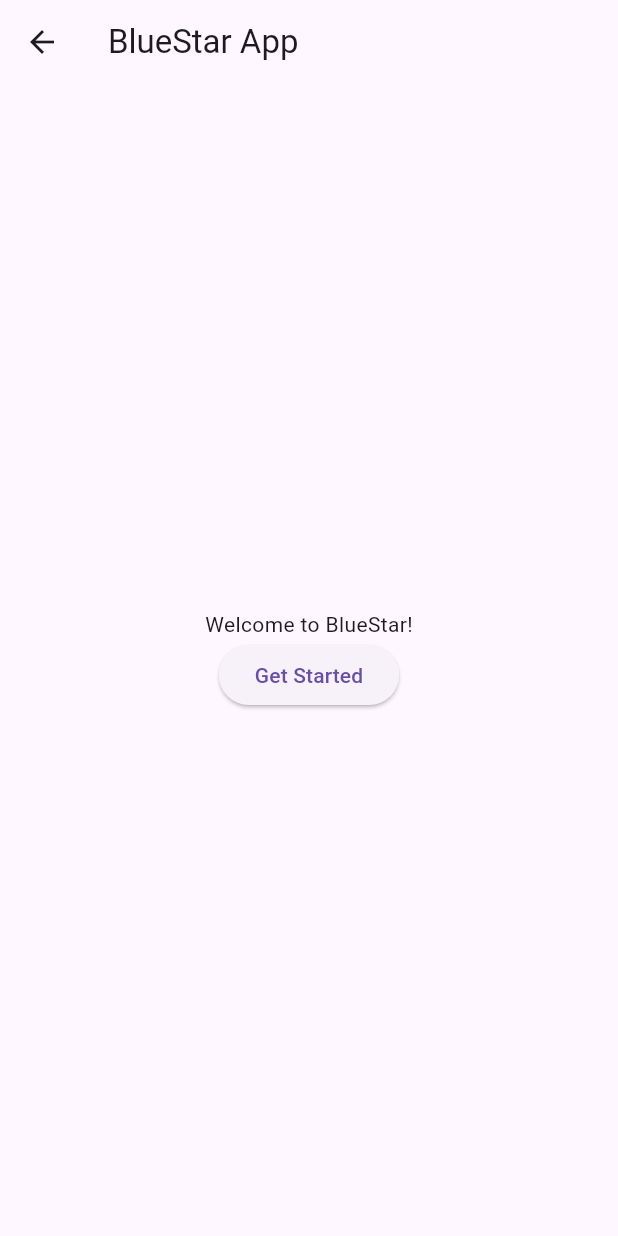
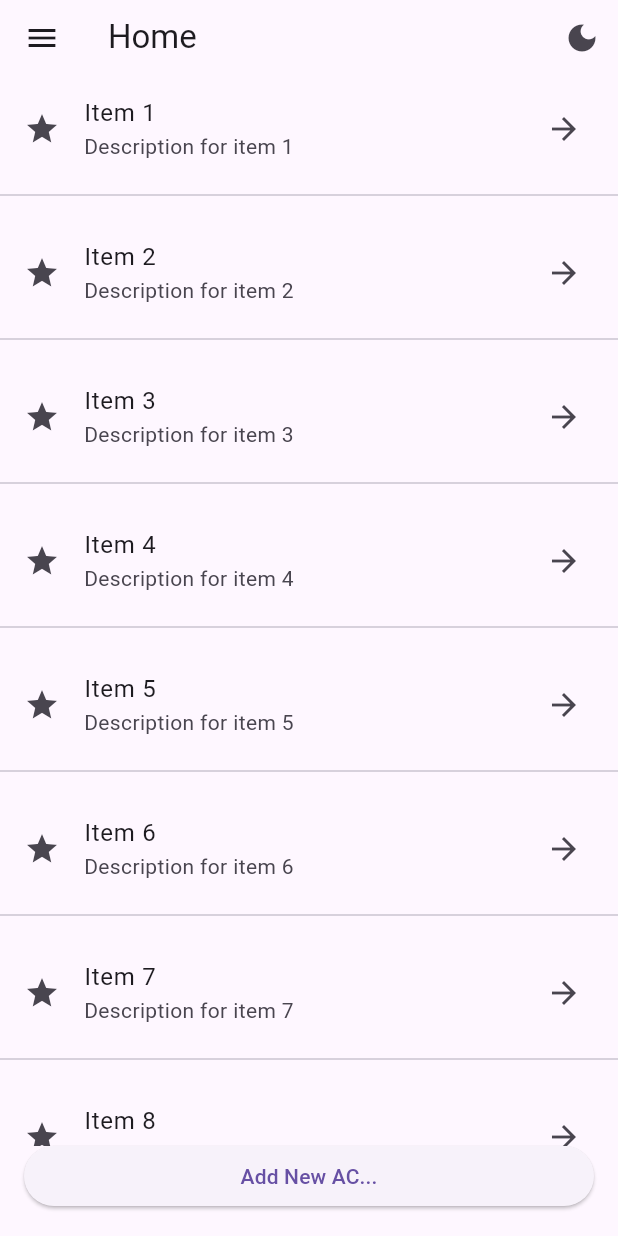
Before and after one commit to Yogeshwaran-Selvam/bluestar-frontend, a Flutter app: the HomePage screen opened by its route, on a phone screen of 412 x 824 dp. Run offline on Flutter 3.47's test engine with Material 3 defaults, Android fonts, the phone set to English and light mode, and no system bars; our stand-ins replace shared_preferences; accounts and stored records are empty.

Commit message:
Updated Files

```diff
--- a/lib/main.dart
+++ b/lib/main.dart
@@ -1,23 +1,40 @@
 import 'package:flutter/material.dart';
+import 'package:shared_preferences/shared_preferences.dart';
 
-import 'pages/onboarding.dart';
-import 'pages/login.dart';
-import 'pages/home.dart';
+import 'pages/common/onboarding.dart';
+import 'pages/common/login.dart';
+import 'pages/common/home.dart';
+import 'pages/more_options/contact_us.dart';
+import 'pages/more_options/about.dart';
 
-void main() {
-  runApp(const MyApp());
+ValueNotifier<ThemeMode> themeNotifier = ValueNotifier(ThemeMode.light);
+
+void main() async {
+  WidgetsFlutterBinding.ensureInitialized();
+  SharedPreferences prefs = await SharedPreferences.getInstance();
+  bool loggedIn = prefs.getBool('isLoggedIn') ?? false;
+
+  runApp(MyApp(initialRoute: loggedIn ? '/' : '/onboarding'));
 }
 
 class MyApp extends StatelessWidget {
-  const MyApp({super.key});
+  final String initialRoute;
+
+  const MyApp({super.key, required this.initialRoute});
 
   @override
   Widget build(BuildContext context) {
-    return MaterialApp(
-      title: 'BlueStar App',
-      debugShowCheckedModeBanner: false,
-      initialRoute: '/onboarding',
-      onGenerateRoute: generateRoute,
+    return ValueListenableBuilder<ThemeMode>(
+      valueListenable: themeNotifier,
+      builder: (_, mode, __) => MaterialApp(
+        theme: ThemeData.light(),
+        darkTheme: ThemeData.dark(),
+        themeMode: mode,
+        title: 'BlueStar App',
+        debugShowCheckedModeBanner: false,
+        initialRoute: initialRoute,
+        onGenerateRoute: generateRoute,
+      )
     );
   }
 }
@@ -25,12 +42,16 @@ class MyApp extends StatelessWidget {
 Route<dynamic> generateRoute(RouteSettings settings) {
   switch (settings.name) {
     case '/':
-      return MaterialPageRoute(builder: (_) => const HomePage());
+      return MaterialPageRoute(builder: (_) => HomePage(themeNotifier: themeNotifier));
     case '/onboarding':
       return MaterialPageRoute(builder: (_) => const OnboardingScreen());
     case '/login':
       return MaterialPageRoute(builder: (_) => const LoginPage());
+    case '/contactUs':
+      return MaterialPageRoute(builder: (_) => const ContactUsPage());
+    case '/about':
+      return MaterialPageRoute(builder: (_) => const AboutPage());
     default:
-      return MaterialPageRoute(builder: (_) => const HomePage());
+      return MaterialPageRoute(builder: (_) => HomePage(themeNotifier: themeNotifier));
   }
 }
--- /dev/null
+++ b/lib/pages/common/home.dart
@@ -0,0 +1,182 @@
+import 'package:flutter/material.dart';
+
+class HomePage extends StatefulWidget {
+  final ValueNotifier<ThemeMode> themeNotifier;
+
+  const HomePage({super.key, required this.themeNotifier});
+
+  @override
+  State<HomePage> createState() => _HomePageState();
+}
+
+class _HomePageState extends State<HomePage> {
+
+  @override
+  Widget build(BuildContext context) {
+    return Scaffold(
+      appBar: _appBar(),
+      drawer: _moreOptions(),
+      body: _body(),
+    );
+  }
+
+  PreferredSizeWidget _appBar() {
+    return AppBar(
+      leading: Builder(
+        builder:
+          (context) => IconButton(
+            icon: const Icon(Icons.menu),
+            onPressed: () {
+              Scaffold.of(context).openDrawer();
+            },
+          ),
+      ),
+      title: const Text('Home'),
+      toolbarHeight: 50,
+      actions: [
+        IconButton(
+          icon: widget.themeNotifier.value == ThemeMode.dark ? Icon(Icons.light_mode) : Icon(Icons.dark_mode),
+          onPressed: () {
+            widget.themeNotifier.value = widget.themeNotifier.value == ThemeMode.dark
+                ? ThemeMode.light
+                : ThemeMode.dark;
+          },
+        ),
+      ],
+    );
+  }
+
+  Widget _moreOptions() {
+    return Drawer(
+      child: ListView(
+        padding: EdgeInsets.zero,
+        children: [
+          DrawerHeader(
+            decoration: BoxDecoration(color: Colors.blue),
+            child: _accountHeader(),
+          ),
+          _customOptions(Icons.help_outline, 'Help', () => Navigator.pushNamed(context, '/help')),
+          _customOptions(Icons.phone, 'Contact Us', () => Navigator.pushNamed(context, '/contactUs')),
+          _customOptions(Icons.info_outline, 'About App', () => Navigator.pushNamed(context, '/about')),
+          _customOptions(Icons.update, 'AC Software Update', () => Navigator.pushNamed(context, '/update')),
+          _customOptions(Icons.build, 'Smart Service', () => Navigator.pushNamed(context, '/service')),
+          _customOptions(Icons.logout, 'Sign Out', () => _signOut()),
+          _customOptions(Icons.delete_forever, 'Delete Account', () => _deleteAccount()),
+        ],
+      ),
+    );
+  }
+
+  Widget _accountHeader() {
+    return Row(
+      children: [
+        CircleAvatar(
+          radius: 20,
+          backgroundImage: AssetImage('assets/google-logo.png',),
+        ),
+        const SizedBox(width: 15),
+        const Text(
+          'User Name',
+          style: TextStyle(fontSize: 20, color: Colors.white),
+        ),
+      ],
+    );
+  }
+
+  Widget _customOptions(IconData icon, String label, VoidCallback onTap) {
+    return ListTile(
+      leading: Icon(icon),
+      title: Text(label),
+      onTap: onTap,
+    );
+  }
+
+  Future _signOut() {
+    return showDialog(
+      context: context,
+      builder: (context) {
+        return AlertDialog(
+          title: const Text('Sign Out'),
+          content: const Text('Are you sure you want to sign out?'),
+          actions: [
+            TextButton(
+              onPressed: () => Navigator.of(context).pop(),
+              child: const Text('Cancel'),
+            ),
+            TextButton(
+              onPressed: () => Navigator.pushNamedAndRemoveUntil(context, '/login', (route) => false),
+              child: const Text('Sign Out'),
+            ),
+          ],
+        );
+      },
+    );
+  }
+
+  Future _deleteAccount() {
+    return showDialog(
+      context: context,
+      builder: (context) {
+        return AlertDialog(
+          title: const Text('Delete Account'),
+          content: const Text('Are you sure you want to delete your account? This action cannot be undone.'),
+          actions: [
+            TextButton(
+              onPressed: () => Navigator.of(context).pop(),
+              child: const Text('Cancel'),
+            ),
+            TextButton(
+              onPressed: () => Navigator.pushNamedAndRemoveUntil(context, '/login', (route) => false),
+              child: const Text('Delete'),
+            ),
+          ],
+        );
+      },
+    );
+  }
+
+  Widget _body() {
+    return Stack(
+      children: [
+        Column(
+          children: [
+            Expanded(
+              child: ListView.builder(
+                itemCount: 10,
+                itemBuilder: (context, index) {
+                  return Column(
+                    children: [
+                      ListTile(
+                        title: Text('Item ${index + 1}'),
+                        subtitle: Text('Description for item ${index + 1}'),
+                        leading: Icon(Icons.star),
+                        trailing: Icon(Icons.arrow_forward),
+                        onTap: () {
+                          // Handle item tap
+                        },
+                      ),
+                      Divider(),
+                      SizedBox(height: 8),
+                    ],
+                  );
+                },
+              ),
+            ),
+            SizedBox(height: 60),
+          ],
+        ),
+        Positioned(
+          bottom: 16,
+          left: 16,
+          right: 16,
+          child: ElevatedButton(
+            onPressed: () {
+              // Handle button press
+            },
+            child: const Text('Add New AC...'),
+          ),
+        ),
+      ],
+    );
+  }
+}
--- a/lib/pages/home.dart
+++ /dev/null
@@ -1,33 +0,0 @@
-import 'package:flutter/material.dart';
-
-class HomePage extends StatefulWidget {
-  const HomePage({super.key});
-
-  @override
-  State<HomePage> createState() => _HomePageState();
-}
-
-class _HomePageState extends State<HomePage> {
-  @override
-  Widget build(BuildContext context) {
-    return Scaffold(
-      appBar: AppBar(
-        title: const Text('BlueStar App'),
-      ),
-      body: Center(
-        child: Column(
-          mainAxisAlignment: MainAxisAlignment.center,
-          children: <Widget>[
-            const Text('Welcome to BlueStar!'),
-            ElevatedButton(
-              onPressed: () {
-                // Navigate to another page or perform an action
-              },
-              child: const Text('Get Started'),
-            ),
-          ],
-        ),
-      ),
-    );
-  }
-}
--- a/pubspec.yaml
+++ b/pubspec.yaml
@@ -37,6 +37,7 @@ dependencies:
   http: ^1.4.0
   provider: ^6.1.5
   shared_preferences: ^2.5.3
+  url_launcher: ^6.3.1
 
 dev_dependencies:
   flutter_test:
@@ -61,9 +62,8 @@ flutter:
   uses-material-design: true
 
   # To add assets to your application, add an assets section, like this:
-  # assets:
-  #   - images/a_dot_burr.jpeg
-  #   - images/a_dot_ham.jpeg
+  assets:
+    - assets/
 
   # An image asset can refer to one or more resolution-specific "variants", see
   # https://flutter.dev/to/resolution-aware-images
```
Also changed, not shown: lib/pages/common/login.dart (added, +166 -0 lines), lib/pages/login.dart (deleted, +0 -74 lines), lib/pages/more_options/about.dart (added, +43 -0 lines), lib/pages/more_options/contact_us.dart (added, +55 -0 lines), assets/google-logo.png (added), assets/microsoft-logo.png (added), lib/models/ac_model.dart (added), lib/pages/common/onboarding.dart (renamed from lib/pages/onboarding.dart), lib/pages/more_options/ac_software_update.dart (added), lib/pages/more_options/smart_service.dart (added), lib/pages/widgets/ac_tile.dart (added), lib/pages/widgets/chat.dart (added), lib/pages/widgets/notification.dart (added), lib/providers/ac_data.dart (added), 1 more files, 7 other files.
